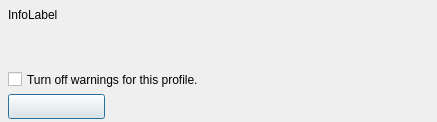
The window that src/forms/WindowsFileWarningFormUnit.ui (Eldricos/D-Fend-Reborn) describes before a commit, drawn with Qt 5.
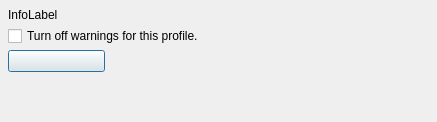
The same window after the commit.

Commit message: Remaining dialogs: Qt layouts instead of fixed pixel positions

Diff of the .ui file:
```diff
--- a/src/forms/WindowsFileWarningFormUnit.ui
+++ b/src/forms/WindowsFileWarningFormUnit.ui
@@ -8,27 +8,49 @@
     <property name="vclPosition" stdset="0"><string notr="true">poOwnerFormCenter</string></property>
     <property name="vclDesignWidth" stdset="0"><number>437</number></property>
     <property name="vclDesignHeight" stdset="0"><number>122</number></property>
+    <layout class="QGridLayout" name="WindowsFileWarningForm_Layout" columnstretch="0,1">
+      <property name="leftMargin"><number>8</number></property>
+      <property name="topMargin"><number>8</number></property>
+      <property name="rightMargin"><number>8</number></property>
+      <property name="bottomMargin"><number>8</number></property>
+      <property name="horizontalSpacing"><number>8</number></property>
+      <property name="verticalSpacing"><number>4</number></property>
+      <item row="0" column="0" colspan="2">
     <widget class="QLabel" name="InfoLabel">
-      <property name="geometry"><rect><x>8</x><y>8</y><width>421</width><height>57</height></rect></property>
-      <property name="vclAnchors" stdset="0"><string notr="true">akLeft,akTop,akRight</string></property>
       <property name="text"><string>InfoLabel</string></property>
       <property name="textFormat"><enum>Qt::PlainText</enum></property>
       <property name="wordWrap"><bool>true</bool></property>
       <property name="alignment"><set>Qt::AlignLeft|Qt::AlignTop</set></property>
     </widget>
+      </item>
+      <item row="1" column="0" colspan="2">
+        <widget class="QCheckBox" name="TurnOffWarningsCheckBox">
+          <property name="text"><string>Turn off warnings for this profile.</string></property>
+        </widget>
+      </item>
+      <item row="2" column="0" alignment="Qt::AlignLeft">
     <widget class="QPushButton" name="OKButton">
-      <property name="geometry"><rect><x>8</x><y>94</y><width>97</width><height>25</height></rect></property>
-      <property name="text"><string></string></property>
+          <property name="text"><string /></property>
       <property name="autoDefault"><bool>false</bool></property>
       <property name="vclKind" stdset="0"><string notr="true">bkOK</string></property>
       <property name="default"><bool>true</bool></property>
       <property name="vclModalResult" stdset="0"><string notr="true">mrOk</string></property>
-    </widget>
-    <widget class="QCheckBox" name="TurnOffWarningsCheckBox">
-      <property name="geometry"><rect><x>8</x><y>71</y><width>421</width><height>17</height></rect></property>
-      <property name="vclAnchors" stdset="0"><string notr="true">akLeft,akTop,akRight</string></property>
-      <property name="text"><string>Turn off warnings for this profile.</string></property>
-    </widget>
+          <property name="minimumSize"><size><width>97</width><height>0</height></size></property>
+        </widget>
+      </item>
+      <item row="0" column="1">
+        <spacer name="WindowsFileWarningForm_Layout_HFill">
+          <property name="orientation"><enum>Qt::Horizontal</enum></property>
+          <property name="sizeHint" stdset="0"><size><width>0</width><height>0</height></size></property>
+        </spacer>
+      </item>
+      <item row="3" column="0">
+        <spacer name="WindowsFileWarningForm_VFill">
+          <property name="orientation"><enum>Qt::Vertical</enum></property>
+          <property name="sizeHint" stdset="0"><size><width>0</width><height>0</height></size></property>
+        </spacer>
+      </item>
+    </layout>
   </widget>
   <tabstops>
     <tabstop>OKButton</tabstop>
```
Left out of the diff: 6 changed lines with no effect on the pictures. Lines whose indentation alone changed are shown as unchanged. The commit also changes 102 other files.
